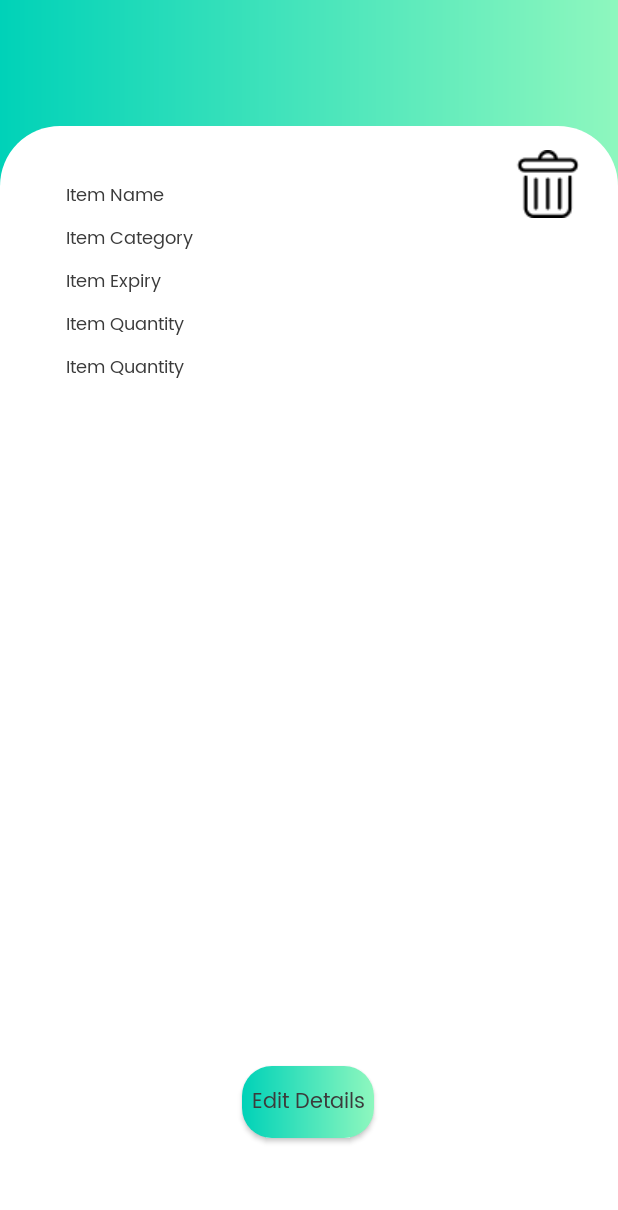
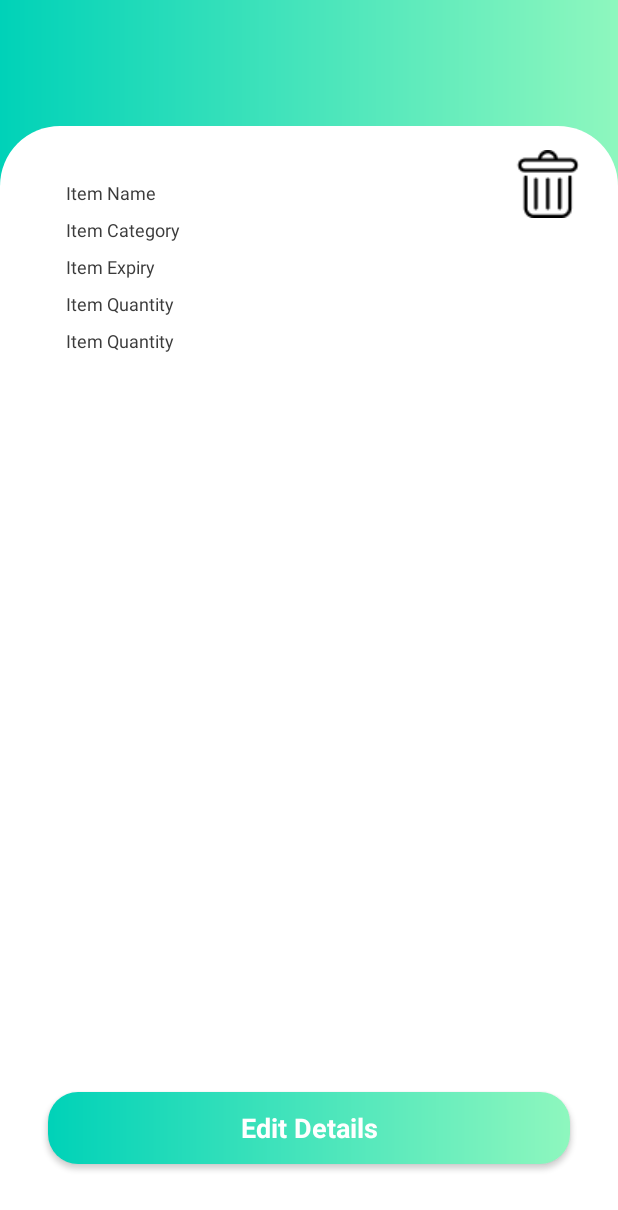
Before and after one commit to PtrckSimps/SpoilerAlert, an Android app: the ItemDetailsActivity screen opened directly, with no data from a screen before it, on a phone screen of 412 x 824 dp. Shown: the top 1210 px of the screen. Run offline under Robolectric (Android 15) with nearby library versions, the phone set to English and light mode, and no system bars.

Commit message:
changes in themes.xml and other layout resources files

```diff
--- a/app/src/main/res/layout/activity_input_item.xml
+++ b/app/src/main/res/layout/activity_input_item.xml
@@ -154,6 +154,7 @@
             android:text="Add Item"
             android:textAppearance="@style/TextAppearance.AppCompat.Body1"
             android:textColor="@color/white"
+            android:textSize="18sp"
             android:textStyle="bold"
             app:layout_constraintBottom_toBottomOf="parent"
             app:layout_constraintEnd_toEndOf="parent"
--- a/app/src/main/res/layout/activity_item_details.xml
+++ b/app/src/main/res/layout/activity_item_details.xml
@@ -21,7 +21,7 @@
             android:layout_height="wrap_content"
             android:layout_marginStart="16dp"
             android:layout_marginTop="8dp"
-            android:fontFamily="@font/poppins"
+            android:fontFamily="sans-serif"
             android:text="Item Expiry"
             android:textColor="@color/text"
             android:textSize="12sp"
@@ -34,7 +34,7 @@
             android:layout_height="wrap_content"
             android:layout_marginStart="16dp"
             android:layout_marginTop="8dp"
-            android:fontFamily="@font/poppins"
+            android:fontFamily="sans-serif"
             android:text="Item Quantity"
             android:textColor="@color/text"
             android:textSize="12sp"
@@ -47,7 +47,7 @@
             android:layout_height="wrap_content"
             android:layout_marginStart="16dp"
             android:layout_marginTop="8dp"
-            android:fontFamily="@font/poppins"
+            android:fontFamily="sans-serif"
             android:text="Item Quantity"
             android:textColor="@color/text"
             android:textSize="12sp"
@@ -70,7 +70,7 @@
             android:layout_height="wrap_content"
             android:layout_marginStart="16dp"
             android:layout_marginTop="8dp"
-            android:fontFamily="@font/poppins"
+            android:fontFamily="sans-serif"
             android:text="Item Category"
             android:textColor="@color/text"
             android:textSize="12sp"
@@ -83,7 +83,7 @@
             android:layout_height="wrap_content"
             android:layout_marginStart="16dp"
             android:layout_marginTop="36dp"
-            android:fontFamily="@font/poppins"
+            android:fontFamily="sans-serif"
             android:text="Item Name"
             android:textColor="@color/text"
             android:textSize="12sp"
@@ -92,14 +92,18 @@
 
         <Button
             android:id="@+id/button2"
-            android:layout_width="wrap_content"
+            android:layout_width="0dp"
             android:layout_height="wrap_content"
-            android:layout_marginBottom="65dp"
+            android:layout_marginStart="32dp"
+            android:layout_marginEnd="32dp"
+            android:layout_marginBottom="48dp"
             android:background="@drawable/custom_button"
-            android:fontFamily="@font/poppins"
+            android:fontFamily="sans-serif"
             android:text="Edit Details"
             android:textAppearance="@style/TextAppearance.AppCompat.Body1"
-            android:textColor="@color/text"
+            android:textColor="@color/white"
+            android:textSize="18sp"
+            android:textStyle="bold"
             app:layout_constraintBottom_toBottomOf="parent"
             app:layout_constraintEnd_toEndOf="parent"
             app:layout_constraintHorizontal_bias="0.498"
--- a/app/src/main/res/layout/activity_main.xml
+++ b/app/src/main/res/layout/activity_main.xml
@@ -63,6 +63,7 @@
             android:layout_marginBottom="40dp"
             android:background="@drawable/round_button"
             android:text="+"
+            android:textColor="@color/white"
             android:textSize="30sp"
             app:layout_constraintBottom_toBottomOf="parent"
             app:layout_constraintEnd_toEndOf="parent"
--- a/app/src/main/res/values-night/themes.xml
+++ b/app/src/main/res/values-night/themes.xml
@@ -1,13 +1,13 @@
 <resources xmlns:tools="http://schemas.android.com/tools">
     <!-- Base application theme. -->
-    <style name="Theme.SpoilerAlert" parent="Theme.MaterialComponents.DayNight.DarkActionBar">
+    <style name="Theme.SpoilerAlert" parent="Theme.AppCompat.DayNight.NoActionBar">
         <!-- Primary brand color. -->
-        <item name="colorPrimary">@color/purple_200</item>
-        <item name="colorPrimaryVariant">@color/purple_700</item>
+        <item name="colorPrimary">@color/SPgreen</item>
+        <item name="colorPrimaryVariant">@color/text</item>
         <item name="colorOnPrimary">@color/black</item>
         <!-- Secondary brand color. -->
         <item name="colorSecondary">@color/teal_200</item>
-        <item name="colorSecondaryVariant">@color/teal_200</item>
+        <item name="colorSecondaryVariant">@color/teal_700</item>
         <item name="colorOnSecondary">@color/black</item>
         <!-- Status bar color. -->
         <item name="android:statusBarColor" tools:targetApi="l">?attr/colorPrimaryVariant</item>
--- a/app/src/main/res/values/themes.xml
+++ b/app/src/main/res/values/themes.xml
@@ -2,10 +2,10 @@
     <!-- Base application theme. -->
     <style name="Theme.SpoilerAlert" parent="Theme.AppCompat.DayNight.NoActionBar">
         <!-- Primary brand color. -->
-        <item name="colorPrimary">@color/purple_500</item>
-        <item name="colorPrimaryVariant">@color/purple_700</item>
-       <item name="colorOnPrimary">@color/white</item>
-       <!-- Secondary brand color. -->
+        <item name="colorPrimary">@color/SPgreen</item>
+        <item name="colorPrimaryVariant">@color/text</item>
+        <item name="colorOnPrimary">@color/white</item>
+        <!-- Secondary brand color. -->
         <item name="colorSecondary">@color/teal_200</item>
         <item name="colorSecondaryVariant">@color/teal_700</item>
         <item name="colorOnSecondary">@color/black</item>
```
